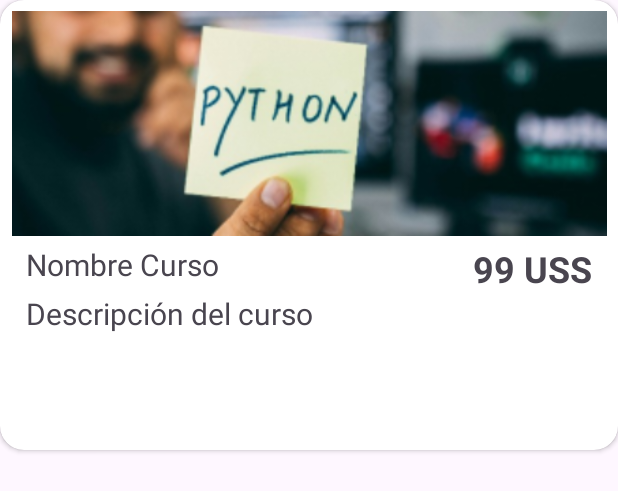
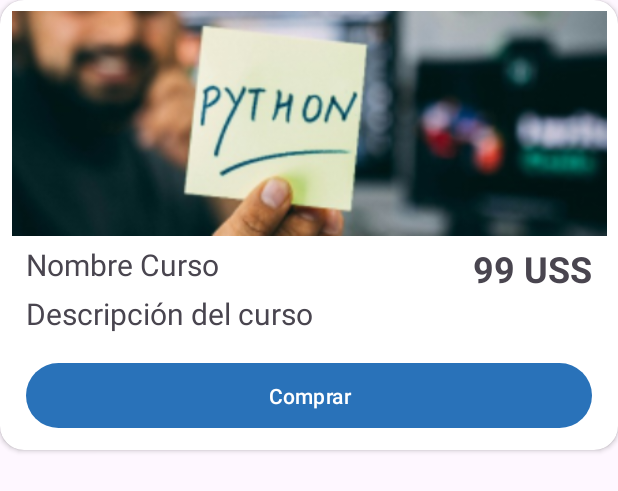
Before and after one commit to Capacit-ISPC/Project_CapacIT-App, an Android app: the layout cardview_curso.xml on its own in the app's theme, with its tools: preview values and no code run, on a phone screen of 412 x 824 dp. Shown: the top 491 px of the screen. Run offline under Robolectric (Android 15) with nearby library versions, the phone set to English and light mode, and no system bars.

Commit message:
agregado integracion de botón para ver más detalles o realizar la compra en la tarjeta del curso

```diff
--- a/app/src/main/res/layout/cardview_curso.xml
+++ b/app/src/main/res/layout/cardview_curso.xml
@@ -61,6 +61,12 @@
                 android:text="Descripción del curso"
                 android:textSize="20sp" />
 
+            <Button
+                android:id="@+id/button"
+                android:layout_width="match_parent"
+                android:layout_height="51sp"
+                android:text="Comprar" />
+
 
         </LinearLayout>
 
```
